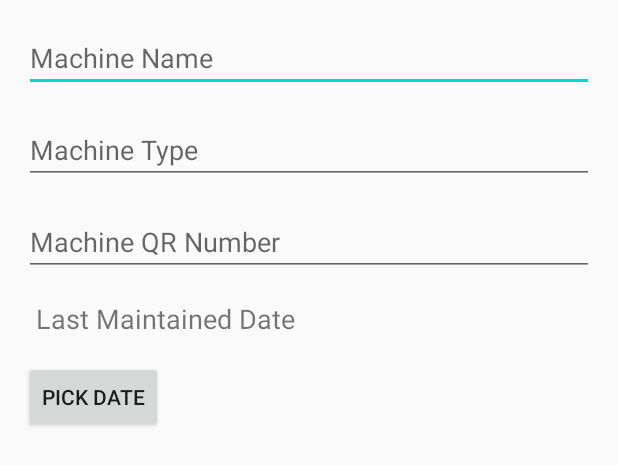
After one commit to AdityaDwiRach/ImageMachine, an Android app: the layout alert_dialog_add_machine_data.xml on its own in the app's theme, with its tools: preview values and no code run, on a phone screen of 412 x 824 dp. The commit adds this screen. Shown: the top 465 px of the screen. Run offline under Robolectric (Android 15) with nearby library versions, the phone set to English and light mode, and no system bars.

Commit message:
Add custom alert dialog for adding activity.

```diff
--- a/app/src/main/java/com/adr/imagemachine/fragments/MachineDataFragment.java
+++ b/app/src/main/java/com/adr/imagemachine/fragments/MachineDataFragment.java
@@ -1,14 +1,31 @@
 package com.adr.imagemachine.fragments;
 
+import android.app.AlertDialog;
+import android.content.DialogInterface;
 import android.os.Bundle;
 
+import androidx.annotation.NonNull;
+import androidx.annotation.Nullable;
 import androidx.fragment.app.Fragment;
+import androidx.recyclerview.widget.RecyclerView;
+import androidx.room.Database;
 
+import android.util.Log;
 import android.view.LayoutInflater;
 import android.view.View;
 import android.view.ViewGroup;
 
 import com.adr.imagemachine.R;
+import com.adr.imagemachine.adapters.MachineDataRVAdapter;
+import com.adr.imagemachine.database.DatabaseRepo;
+import com.adr.imagemachine.database.MachineDataDAO;
+import com.adr.imagemachine.database.MachineDataEntity;
+import com.adr.imagemachine.database.MachineDatabase;
+import com.google.android.material.floatingactionbutton.FloatingActionButton;
+
+import java.util.List;
+
+import javax.crypto.Mac;
 
 /**
  * A simple {@link Fragment} subclass.
@@ -25,4 +42,45 @@ public class MachineDataFragment extends Fragment {
         // Inflate the layout for this fragment
         return inflater.inflate(R.layout.fragment_machine_data, container, false);
     }
+
+    @Override
+    public void onViewCreated(@NonNull View view, @Nullable Bundle savedInstanceState) {
+        super.onViewCreated(view, savedInstanceState);
+
+        RecyclerView rv = view.findViewById(R.id.rv_machine_data);
+        final MachineDataRVAdapter machineDataRVAdapter = new MachineDataRVAdapter();
+        RecyclerView.Adapter rvAdapter = machineDataRVAdapter;
+
+        rv.setAdapter(rvAdapter);
+
+        final MachineDataDAO machineDataDAO = MachineDatabase.getInstance(getContext()).machineDataDAO();
+
+        FloatingActionButton fab = view.findViewById(R.id.fab_machine_data);
+        fab.setOnClickListener(new View.OnClickListener() {
+            @Override
+            public void onClick(View v) {
+                alertDialogAddData();
+            }
+        });
+    }
+
+    private void alertDialogAddData(){
+        AlertDialog.Builder alertDialog = new AlertDialog.Builder(getContext());
+        alertDialog.setView(getLayoutInflater().inflate(R.layout.alert_dialog_add_machine_data, null))
+                .setTitle("Add Machine Data")
+                .setCancelable(true)
+                .setPositiveButton("SAVE", new DialogInterface.OnClickListener() {
+                    @Override
+                    public void onClick(DialogInterface dialog, int which) {
+                        //TODO save to database
+                    }
+                })
+                .setNegativeButton("CANCEL", new DialogInterface.OnClickListener() {
+                    @Override
+                    public void onClick(DialogInterface dialog, int which) {
+                        dialog.dismiss();
+                    }
+                })
+                .show();
+    }
 }
--- /dev/null
+++ b/app/src/main/res/layout/alert_dialog_add_machine_data.xml
@@ -0,0 +1,60 @@
+<?xml version="1.0" encoding="utf-8"?>
+<LinearLayout xmlns:android="http://schemas.android.com/apk/res/android"
+    android:orientation="vertical" android:layout_width="match_parent"
+    android:layout_height="wrap_content">
+
+    <EditText
+        android:id="@+id/et_name"
+        android:importantForAutofill="no"
+        android:inputType="text"
+        android:layout_width="match_parent"
+        android:layout_height="wrap_content"
+        android:layout_marginTop="16dp"
+        android:layout_marginStart="16dp"
+        android:layout_marginEnd="16dp"
+        android:hint="@string/machine_name"/>
+
+    <EditText
+        android:id="@+id/et_type"
+        android:importantForAutofill="no"
+        android:inputType="text"
+        android:layout_width="match_parent"
+        android:layout_height="wrap_content"
+        android:layout_marginTop="16dp"
+        android:layout_marginStart="16dp"
+        android:layout_marginEnd="16dp"
+        android:hint="@string/machine_type"/>
+
+    <EditText
+        android:id="@+id/et_qr_number"
+        android:importantForAutofill="no"
+        android:inputType="number"
+        android:layout_width="match_parent"
+        android:layout_height="wrap_content"
+        android:layout_marginTop="16dp"
+        android:layout_marginStart="16dp"
+        android:layout_marginEnd="16dp"
+        android:hint="@string/machine_qr_number"/>
+
+    <TextView
+        android:id="@+id/tv_last_maintain"
+        android:layout_width="match_parent"
+        android:layout_height="wrap_content"
+        android:layout_marginTop="16dp"
+        android:layout_marginStart="16dp"
+        android:layout_marginEnd="16dp"
+        android:paddingStart="8dp"
+        android:paddingEnd="8dp"
+        android:text="@string/last_maintained_date"
+        android:textSize="18sp"/>
+
+    <Button
+        android:id="@+id/btn_pick_date"
+        android:layout_width="wrap_content"
+        android:layout_height="wrap_content"
+        android:layout_marginTop="16dp"
+        android:layout_marginStart="16dp"
+        android:layout_marginBottom="16dp"
+        android:text="@string/pick_date_caps"/>
+
+</LinearLayout>
--- a/app/src/main/res/values/strings.xml
+++ b/app/src/main/res/values/strings.xml
@@ -8,4 +8,9 @@
     <string name="machine_image_caps">MACHINE IMAGE</string>
     <string name="machine_data_detail_caps">MACHINE DATA DETAIL</string>
     <string name="scan_qr_caps">SCAN QR</string>
+    <string name="pick_date_caps">PICK DATE</string>
+    <string name="last_maintained_date">Last Maintained Date</string>
+    <string name="machine_qr_number">Machine QR Number</string>
+    <string name="machine_type">Machine Type</string>
+    <string name="machine_name">Machine Name</string>
 </resources>
```
